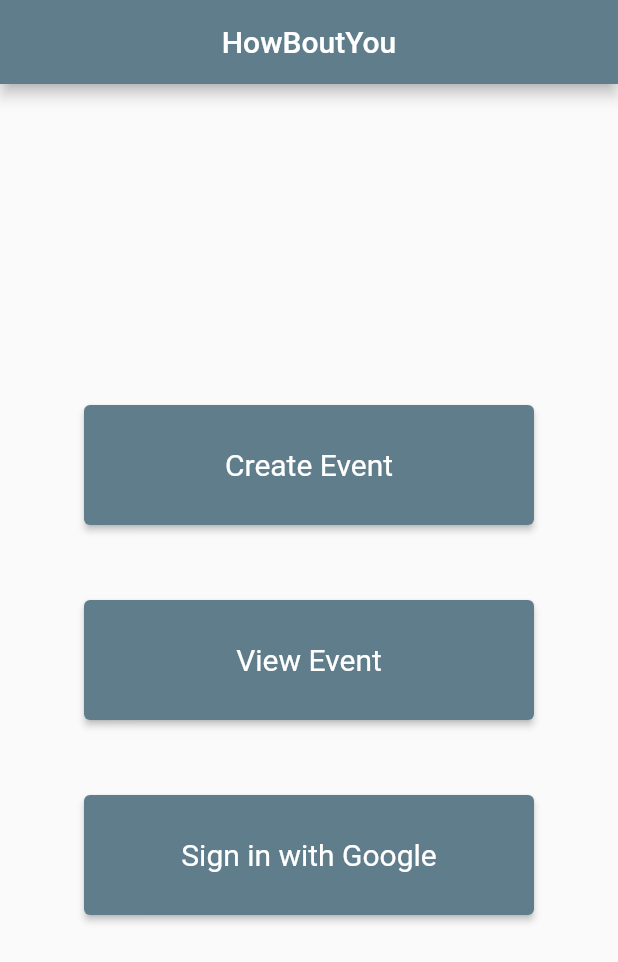
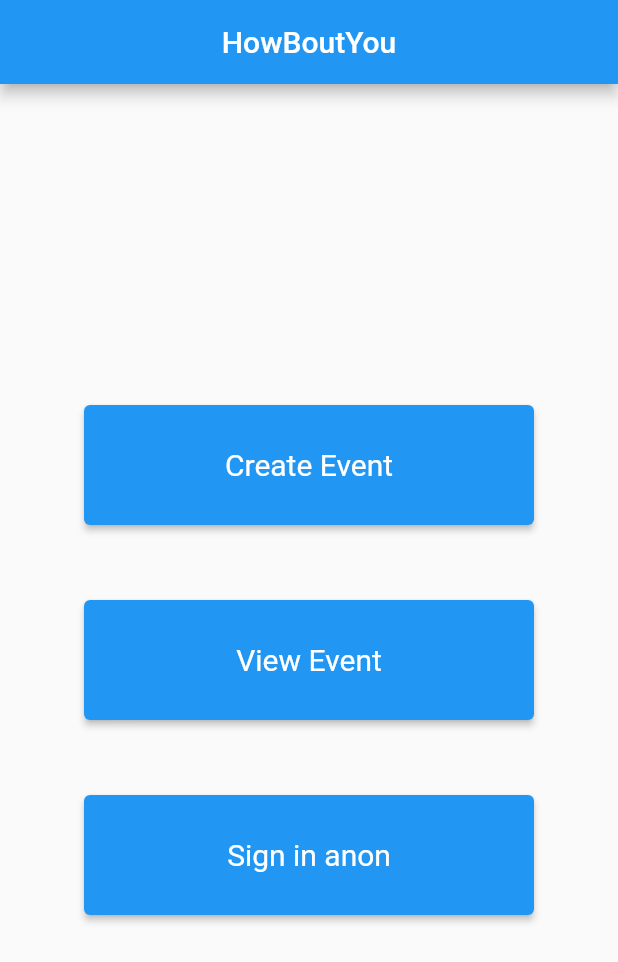
Before and after one commit to kawaiiPlat/HowBoutYou, a Flutter app: the screen it shows after launch, after a tap on "Create Event", on a phone screen of 412 x 824 dp. Shown: the top 962 px of the screen. Run offline on Flutter 3.47's test engine with Material 2 defaults, Android fonts, the light colour scheme and no system bars; our stand-ins replace cloud_firestore, firebase_auth, firebase_core; accounts and stored records are empty; network calls fail.

Commit message:
Changes to file structure and multiple files

```diff
--- a/howboutyou/lib/main.dart
+++ b/howboutyou/lib/main.dart
@@ -1,6 +1,9 @@
 import 'package:flutter/material.dart';
 import 'package:cloud_firestore/cloud_firestore.dart';
 import 'package:firebase_core/firebase_core.dart';
+import 'package:howboutyou/screens/wrapper.dart';
+import 'package:howboutyou/services/auth.dart';
+import 'package:provider/provider.dart';
 import 'firebase_options.dart';
 
 void main() async {
@@ -15,129 +18,11 @@ class MyApp extends StatelessWidget {
   // This widget is the root of your application.
   @override
   Widget build(BuildContext context) {
-    return MaterialApp(
-      title: 'HowBoutYou',
-      theme: ThemeData(
-        // This is the theme of your application.
-        //
-        // Try running your application with "flutter run". You'll see the
-        // application has a blue toolbar. Then, without quitting the app, try
-        // changing the primarySwatch below to Colors.green and then invoke
-        // "hot reload" (press "r" in the console where you ran "flutter run",
-        // or simply save your changes to "hot reload" in a Flutter IDE).
-        // Notice that the counter didn't reset back to zero; the application
-        // is not restarted.
-        primarySwatch: Colors.blueGrey,
-      ),
-      home: MyHomePage(title: 'HowBoutYou'),
-    );
-  }
-}
-
-class MyHomePage extends StatefulWidget {
-  MyHomePage({Key? key, required this.title}) : super(key: key);
-
-  // This widget is the home page of your application. It is stateful, meaning
-  // that it has a State object (defined below) that contains fields that affect
-  // how it looks.
-
-  // This class is the configuration for the state. It holds the values (in this
-  // case the title) provided by the parent (in this case the App widget) and
-  // used by the build method of the State. Fields in a Widget subclass are
-  // always marked "final".
-
-  final String title;
-
-  @override
-  _MyHomePageState createState() => _MyHomePageState();
-}
-
-class _MyHomePageState extends State<MyHomePage> {
-  int _counter = 0;
-
-  void _incrementCounter() {
-    setState(() {
-      // This call to setState tells the Flutter framework that something has
-      // changed in this State, which causes it to rerun the build method below
-      // so that the display can reflect the updated values. If we changed
-      // _counter without calling setState(), then the build method would not be
-      // called again, and so nothing would appear to happen.
-      _counter++;
-    });
-  }
-
-  @override
-  Widget build(BuildContext context) {
-    // This method is rerun every time setState is called, for instance as done
-    // by the _incrementCounter method above.
-    //
-    // The Flutter framework has been optimized to make rerunning build methods
-    // fast, so that you can just rebuild anything that needs updating rather
-    // than having to individually change instances of widgets.
-    return Scaffold(
-      appBar: AppBar(
-        // Here we take the value from the MyHomePage object that was created by
-        // the App.build method, and use it to set our appbar title.
-        centerTitle: true,
-        title: Text(widget.title),
-      ),
-      body: Center(
-        // Center is a layout widget. It takes a single child and positions it
-        // in the middle of the parent.
-        child: Column(
-          // Column is also a layout widget. It takes a list of children and
-          // arranges them vertically. By default, it sizes itself to fit its
-          // children horizontally, and tries to be as tall as its parent.
-          //
-          // Invoke "debug painting" (press "p" in the console, choose the
-          // "Toggle Debug Paint" action from the Flutter Inspector in Android
-          // Studio, or the "Toggle Debug Paint" command in Visual Studio Code)
-          // to see the wireframe for each widget.
-          //
-          // Column has various properties to control how it sizes itself and
-          // how it positions its children. Here we use mainAxisAlignment to
-          // center the children vertically; the main axis here is the vertical
-          // axis because Columns are vertical (the cross axis would be
-          // horizontal).
-          mainAxisAlignment: MainAxisAlignment.center,
-          children: <Widget>[
-            new SizedBox(
-              width: 300.0,
-              height: 80.0,
-              child: ElevatedButton(
-                style: ElevatedButton.styleFrom(
-                textStyle: const TextStyle(fontSize: 20),
-              ),
-                onPressed: () {},
-                child: const Text('Create Event'),
-              ),
-            ),
-            new SizedBox(height: 50.0),
-            new SizedBox(
-              width: 300.0,
-              height: 80.0,
-              child: ElevatedButton(
-                style: ElevatedButton.styleFrom(
-                textStyle: const TextStyle(fontSize: 20),
-              ),
-                onPressed: () {},
-                child: const Text('View Event'),
-              ),
-            ),
-            new SizedBox(height: 50.0),
-            new SizedBox(
-              width: 300.0,
-              height: 80.0,
-              child: ElevatedButton(
-                style: ElevatedButton.styleFrom(
-                textStyle: const TextStyle(fontSize: 20),
-              ),
-                onPressed: () {},
-                child: const Text('Sign in with Google'),
-              ),
-            ),
-          ],
-        ),
+    return StreamProvider.value(
+      value: AuthService().user,
+      initialData: AuthService().user,
+      child: MaterialApp(
+        home: Wrapper(),
       ),
     );
   }
--- /dev/null
+++ b/howboutyou/lib/models/user.dart
@@ -0,0 +1,7 @@
+import 'package:flutter/widgets.dart';
+
+class customUser {
+  final String? uID;
+
+  customUser({this.uID});
+}
--- /dev/null
+++ b/howboutyou/lib/screens/authenticate/authenticate.dart
@@ -0,0 +1,18 @@
+import 'package:flutter/material.dart';
+import 'package:howboutyou/screens/authenticate/sign_in.dart';
+
+class Authenticate extends StatefulWidget {
+  const Authenticate({Key? key}) : super(key: key);
+
+  @override
+  State<Authenticate> createState() => _AuthenticateState();
+}
+
+class _AuthenticateState extends State<Authenticate> {
+  @override
+  Widget build(BuildContext context) {
+    return Container(
+      child: SignIn(),
+    );
+  }
+}
--- /dev/null
+++ b/howboutyou/lib/screens/authenticate/sign_in.dart
@@ -0,0 +1,72 @@
+import 'package:flutter/material.dart';
+import 'package:howboutyou/services/auth.dart';
+
+class SignIn extends StatefulWidget {
+  const SignIn({Key? key}) : super(key: key);
+
+  @override
+  State<SignIn> createState() => _SignInState();
+}
+
+class _SignInState extends State<SignIn> {
+  final AuthService _auth = AuthService();
+  @override
+  Widget build(BuildContext context) {
+    return Scaffold(
+      appBar: AppBar(
+        centerTitle: true,
+        title: Text('HowBoutYou'),
+      ),
+      body: Center(
+        child: Column(
+          mainAxisAlignment: MainAxisAlignment.center,
+          children: <Widget>[
+            new SizedBox(
+              width: 300.0,
+              height: 80.0,
+              child: ElevatedButton(
+                style: ElevatedButton.styleFrom(
+                  textStyle: const TextStyle(fontSize: 20),
+                ),
+                onPressed: () {},
+                child: const Text('Create Event'),
+              ),
+            ),
+            new SizedBox(height: 50.0),
+            new SizedBox(
+              width: 300.0,
+              height: 80.0,
+              child: ElevatedButton(
+                style: ElevatedButton.styleFrom(
+                  textStyle: const TextStyle(fontSize: 20),
+                ),
+                onPressed: () {},
+                child: const Text('View Event'),
+              ),
+            ),
+            new SizedBox(height: 50.0),
+            new SizedBox(
+              width: 300.0,
+              height: 80.0,
+              child: ElevatedButton(
+                style: ElevatedButton.styleFrom(
+                  textStyle: const TextStyle(fontSize: 20),
+                ),
+                onPressed: () async {
+                  dynamic result = await _auth.signInAnon();
+                  if (result == null) {
+                    print("error signing in");
+                  } else {
+                    print("signed in");
+                    print("user ID:" + result.uID);
+                  }
+                },
+                child: const Text('Sign in anon'),
+              ),
+            ),
+          ],
+        ),
+      ),
+    );
+  }
+}
--- /dev/null
+++ b/howboutyou/lib/screens/wrapper.dart
@@ -0,0 +1,13 @@
+import 'package:flutter/material.dart';
+import 'package:howboutyou/screens/authenticate/authenticate.dart';
+import 'package:howboutyou/screens/home/home.dart';
+
+class Wrapper extends StatelessWidget {
+  const Wrapper({Key? key}) : super(key: key);
+
+  @override
+  Widget build(BuildContext context) {
+    // return either home or auth
+    return Authenticate();
+  }
+}
--- /dev/null
+++ b/howboutyou/lib/services/auth.dart
@@ -0,0 +1,34 @@
+import 'package:firebase_auth/firebase_auth.dart';
+import 'package:howboutyou/models/user.dart';
+
+class AuthService {
+  // underscore signals private property
+  final FirebaseAuth _auth = FirebaseAuth.instance;
+
+  // create user object from Firebase user
+  customUser? _userFromFirebaseUser(User? user) {
+    return user != null ? customUser(uID: user.uid) : null;
+  }
+
+  // change user stream
+  Stream<customUser?> get user {
+    return _auth.authStateChanges().map(_userFromFirebaseUser);
+  }
+
+  // sign in anon
+  Future signInAnon() async {
+    try {
+      UserCredential credential = await _auth.signInAnonymously();
+      User? user = credential.user;
+      return _userFromFirebaseUser(user);
+    } catch (e) {
+      print(e.toString());
+      return null;
+    }
+  }
+  // sign in w/ email
+
+  // register w/ email
+
+  //sign out
+}
--- a/howboutyou/pubspec.yaml
+++ b/howboutyou/pubspec.yaml
@@ -30,6 +30,8 @@ dependencies:
   cupertino_icons: ^1.0.2
   firebase_core: ^1.13.1
   cloud_firestore: ^3.1.10
+  firebase_auth: ^3.3.11
+  provider: ^6.0.2
 
 dev_dependencies:
   flutter_test:
```
Also changed, not shown: howboutyou/lib/screens/home/home.dart (added, +12 -0 lines), 4 other files.
